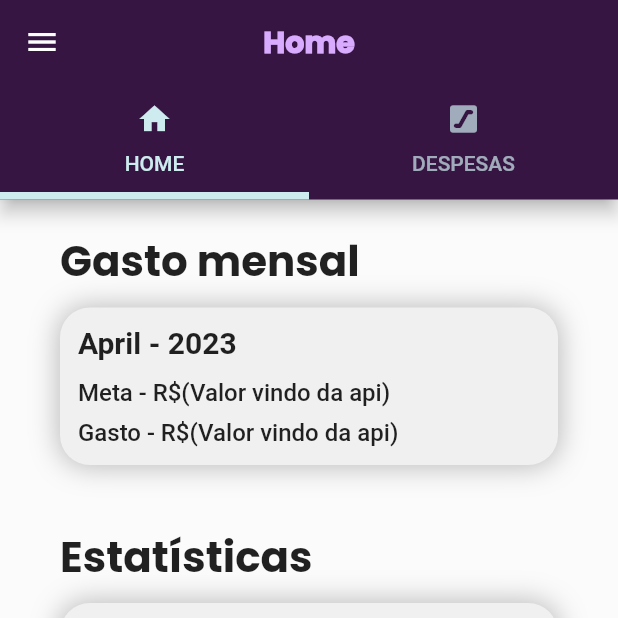
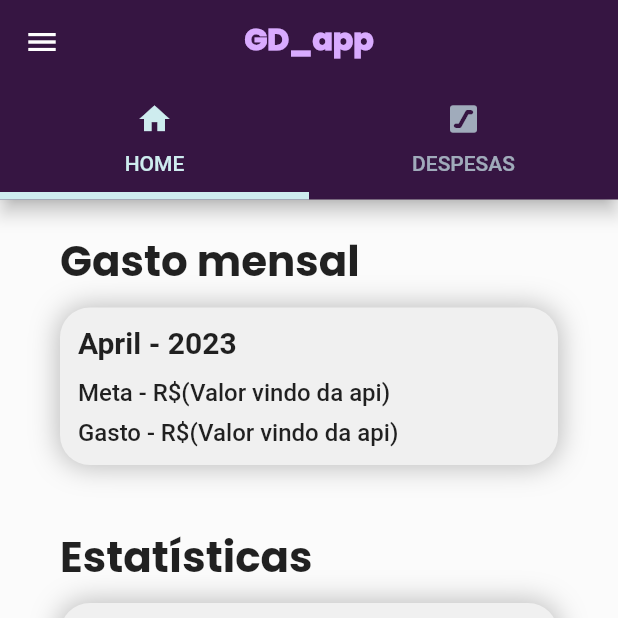
Before and after one commit to nickolas-silva/gerenciador_de_despesas, a Flutter app: the screen it shows after launch, after a tap on "Logar", on a phone screen of 412 x 824 dp, the top half of it. Run offline on Flutter 3.47's test engine with Material 2 defaults, Android fonts, the phone set to English and light mode, and no system bars; our stand-ins replace shared_preferences; missing offline and left inert: d_chart, validatorless; network calls fail.

Commit message:
fix texts

```diff
--- a/lib/view/pages/home.dart
+++ b/lib/view/pages/home.dart
@@ -35,13 +35,13 @@ class _ViewHomeState extends State<ViewHome> {
           appBar: AppBar(
             backgroundColor: roxoForte,
             elevation: 5,
-            title: const Text('Home', style: TextStyle(fontFamily: 'Poppins', color: roxoClaro, fontSize: 20, fontWeight: FontWeight.w900),),
-            // WidgetText(
-            //   text: 'HOME',
-            //   color: roxoClaro,
-            //   size: 20,
-            //   weight: FontWeight.w900,
-            // ),
+            //title: const Text('Home', style: TextStyle( color: roxoClaro, fontSize: 20, fontWeight: FontWeight.w900),),
+            title: WidgetText(
+              text: 'GD_app',
+              color: roxoClaro,
+              size: 20,
+              weight: FontWeight.w900,
+            ),
             centerTitle: true,
             bottom: TabBar(
               indicatorColor: azul,
--- a/lib/view/pages/login.dart
+++ b/lib/view/pages/login.dart
@@ -135,8 +135,9 @@ class _ViewLoginState extends State<ViewLogin> {
                 style: TextStyle(
                   fontSize: 18,
                   color: Colors.white,
-                  //fontFamily: 'JetBrains Mono',
+                  fontFamily: 'Poppins',
                   decoration: TextDecoration.underline,
+                  fontWeight: FontWeight.w700
                 ),
               )
             )
--- a/lib/widgets/widgettext.dart
+++ b/lib/widgets/widgettext.dart
@@ -48,7 +48,7 @@ class _WidgetTextState extends State<WidgetText> {
                 fontSize: widget.size,
                 color: widget.color,
                 fontWeight: widget.weight,
-                fontFamily: 'JetBrains Mono',
+                fontFamily: 'Poppins',
                 height: widget.height,
                 wordSpacing: 0,
                 letterSpacing: 0),
```
